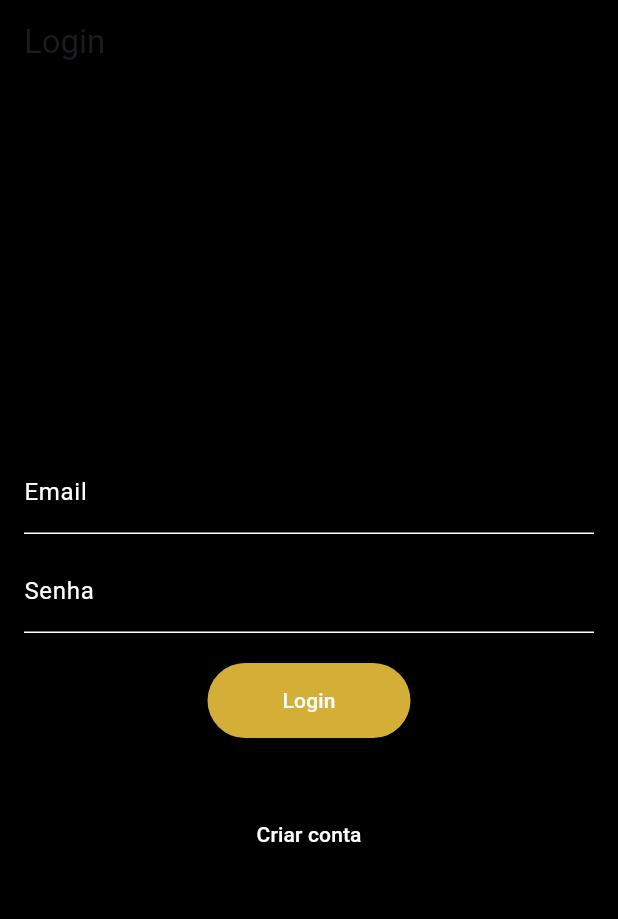
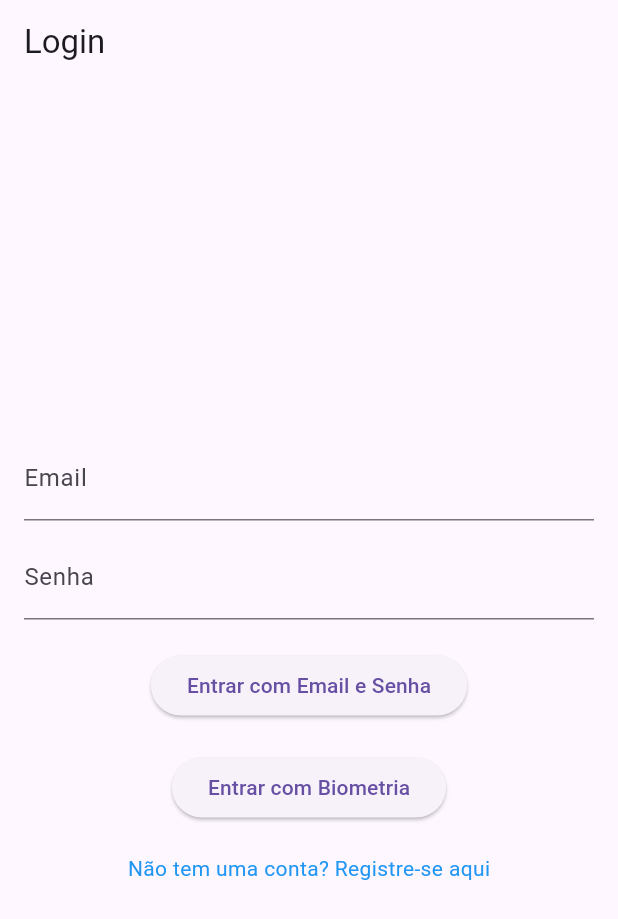
Before and after one commit to oliveiramarcelo12/AvaliacaoSomativaFlutter, a Flutter app: the screen it shows after launch, on a phone screen of 412 x 824 dp. Shown: the top 919 px of the screen. Run offline on Flutter 3.47's test engine with Material 3 defaults, Android fonts, the phone set to English and light mode, and no system bars; our stand-ins replace camera, cloud_firestore, firebase_auth, firebase_core, firebase_storage, geolocator and 3 more; accounts and stored records are empty.

Commit message:
12/11/24

```diff
--- a/app_registro_ponto/lib/screens/login_screen.dart
+++ b/app_registro_ponto/lib/screens/login_screen.dart
@@ -2,8 +2,8 @@ import 'package:flutter/material.dart';
 import 'package:firebase_auth/firebase_auth.dart';
 import 'package:local_auth/local_auth.dart';
 import 'package:shared_preferences/shared_preferences.dart';
-import 'home_screen.dart'; // Tela de destino após login
-import 'register_screen.dart'; // Tela de registro (Criar conta)
+import 'home_screen.dart';
+import 'register_screen.dart';
 
 class LoginScreen extends StatefulWidget {
   @override
@@ -13,180 +13,119 @@ class LoginScreen extends StatefulWidget {
 class _LoginScreenState extends State<LoginScreen> {
   final _emailController = TextEditingController();
   final _passwordController = TextEditingController();
+  final LocalAuthentication _localAuth = LocalAuthentication();
   String _errorMessage = '';
-  bool _isLoading = false;
-  final _localAuth = LocalAuthentication();
-  bool _isBiometricAvailable = false;
 
-  // Função para verificar suporte e disponibilidade de biometria
-  Future<void> _checkBiometrics() async {
+  // Função de login com email e senha
+  Future<void> _loginWithEmailAndPassword() async {
     try {
-      bool canCheckBiometrics = await _localAuth.canCheckBiometrics;
-      bool isDeviceSupported = await _localAuth.isDeviceSupported();
-      List<BiometricType> availableBiometrics = await _localAuth.getAvailableBiometrics();
+      if (_emailController.text.isEmpty || _passwordController.text.isEmpty) {
+        setState(() {
+          _errorMessage = 'Preencha ambos os campos.';
+        });
+        return;
+      }
 
+      // Tenta autenticar com Firebase Auth
+      await FirebaseAuth.instance.signInWithEmailAndPassword(
+        email: _emailController.text,
+        password: _passwordController.text,
+      );
+
+      // Salvar as credenciais no SharedPreferences
+      SharedPreferences prefs = await SharedPreferences.getInstance();
+      prefs.setString('email', _emailController.text);
+      prefs.setString('password', _passwordController.text);
+
+      print('Login com email e senha bem-sucedido!');
+      // Verificar se a biometria está vinculada
+      bool isBiometricLinked = prefs.getBool('isBiometricLinked') ?? false;
+      if (isBiometricLinked) {
+        // Autenticar com biometria
+        _loginWithBiometric();
+      } else {
+        // Navegar para a tela principal
+        Navigator.pushReplacementNamed(context, '/home');
+      }
+    } catch (e) {
+      print('Erro ao fazer login: $e');
       setState(() {
-        _isBiometricAvailable = canCheckBiometrics && isDeviceSupported && availableBiometrics.isNotEmpty;
-      });
-    } catch (e) {
-      setState(() {
-        _errorMessage = 'Erro ao verificar biometria: $e';
+        _errorMessage = 'Erro ao fazer login com email e senha.';
       });
     }
   }
 
-  // Função para login com email e senha
-  Future<void> _login() async {
-    setState(() {
-      _errorMessage = '';
-      _isLoading = true;
-    });
+  // Função para login com biometria
+  Future<void> _loginWithBiometric() async {
+    try {
+      SharedPreferences prefs = await SharedPreferences.getInstance();
+      String email = prefs.getString('email') ?? '';
+      String password = prefs.getString('password') ?? '';
 
-    if (_emailController.text.isEmpty || _passwordController.text.isEmpty) {
-      setState(() {
-        _errorMessage = 'Por favor, preencha todos os campos.';
-        _isLoading = false;
-      });
+      if (email.isEmpty || password.isEmpty) {
+        print('Email ou senha não encontrados.');
         return;
       }
 
-    if (!_emailController.text.contains('@')) {
-      setState(() {
-        _errorMessage = 'Por favor, insira um e-mail válido.';
-        _isLoading = false;
-      });
+      bool canAuthenticateWithBiometrics = await _localAuth.canCheckBiometrics;
+      if (!canAuthenticateWithBiometrics) {
+        _showErrorDialog('Biometria não está disponível neste dispositivo.');
         return;
       }
 
-    try {
-      UserCredential userCredential = await FirebaseAuth.instance.signInWithEmailAndPassword(
-        email: _emailController.text,
-        password: _passwordController.text,
+      bool authenticated = await _localAuth.authenticate(
+        localizedReason: 'Por favor, autentique-se para entrar',
+        options: const AuthenticationOptions(
+          stickyAuth: true,
+          useErrorDialogs: true,
+          sensitiveTransaction: true,
+        ),
       );
 
-      if (userCredential.user != null) {
-        // Verificar se a biometria está vinculada
-        bool isBiometricLinked = await _getBiometricPreference();
-
-        // Se não estiver vinculada e a biometria for suportada
-        if (!isBiometricLinked && _isBiometricAvailable) {
-          // Perguntar ao usuário se ele quer vincular a biometria
-          bool shouldLinkBiometrics = await _showBiometricLinkDialog();
-
-          if (shouldLinkBiometrics) {
-            await _linkBiometrics();
+      if (authenticated) {
+        print('Autenticação biométrica realizada.');
+        // Autenticação bem-sucedida com biometria, logar no Firebase
+        await FirebaseAuth.instance.signInWithEmailAndPassword(
+          email: email,
+          password: password,
+        );
+        Navigator.pushReplacementNamed(context, '/home');
+      } else {
+        _showErrorDialog('Falha na autenticação biométrica.');
+      }
+    } catch (e) {
+      print('Erro na autenticação biométrica: $e');
+      _showErrorDialog('Erro ao tentar autenticar com biometria.');
     }
   }
 
-        Navigator.pushReplacement(
-          context,
-          MaterialPageRoute(builder: (context) => HomeScreen()),
-        );
-      } else {
-        setState(() {
-          _errorMessage = 'Erro ao autenticar com Firebase';
-          _isLoading = false;
-        });
-      }
-    } catch (e) {
-      setState(() {
-        _errorMessage = 'Erro ao fazer login: $e';
-        _isLoading = false;
-      });
-    }
-  }
-
-  // Função para verificar se a biometria está vinculada ao usuário
-  Future<bool> _getBiometricPreference() async {
-    SharedPreferences prefs = await SharedPreferences.getInstance();
-    return prefs.getBool('biometricLinked') ?? false;
-  }
-
-  // Função para mostrar o diálogo perguntando ao usuário se deseja vincular a biometria
-  Future<bool> _showBiometricLinkDialog() async {
-    return await showDialog<bool>(
+  // Função para exibir um diálogo de erro
+  void _showErrorDialog(String message) {
+    showDialog(
       context: context,
-      builder: (context) => AlertDialog(
-        title: Text('Vincular Biometria'),
-        content: Text('Você deseja vincular a biometria à sua conta?'),
+      builder: (BuildContext context) {
+        return AlertDialog(
+          title: Text('Erro'),
+          content: Text(message),
           actions: <Widget>[
             TextButton(
               onPressed: () {
-              Navigator.of(context).pop(false); // Resposta 'Não'
+                Navigator.of(context).pop();
               },
-            child: Text('Não'),
-          ),
-          TextButton(
-            onPressed: () {
-              Navigator.of(context).pop(true); // Resposta 'Sim'
-            },
-            child: Text('Sim'),
+              child: Text('OK'),
             ),
           ],
-      ),
-    ) ?? false;
-  }
-
-  // Função para vincular a biometria
-  Future<void> _linkBiometrics() async {
-    SharedPreferences prefs = await SharedPreferences.getInstance();
-    await prefs.setBool('biometricLinked', true); // Marca a biometria como vinculada
-  }
-
-  // Função para autenticação biométrica
-  Future<void> _authenticateWithBiometrics() async {
-    bool isBiometricLinked = await _getBiometricPreference();
-
-    if (isBiometricLinked) {
-      try {
-        bool isAuthenticated = await _localAuth.authenticate(
-          localizedReason: 'Use sua biometria para fazer login.',
-          options: const AuthenticationOptions(
-            useErrorDialogs: true,
-            stickyAuth: true,
-          ),
         );
-
-        if (isAuthenticated) {
-          User? user = FirebaseAuth.instance.currentUser;
-
-          if (user != null) {
-            Navigator.pushReplacement(
-              context,
-              MaterialPageRoute(builder: (context) => HomeScreen()),
+      },
     );
-          } else {
-            setState(() {
-              _errorMessage = 'Falha na autenticação com biometria. Tente novamente.';
-            });
-          }
-        }
-      } catch (e) {
-        setState(() {
-          _errorMessage = 'Erro na autenticação biométrica: $e';
-        });
-      }
-    } else {
-      setState(() {
-        _errorMessage = 'Biometria não vinculada. Faça login com senha primeiro.';
-      });
-    }
-  }
-
-  @override
-  void initState() {
-    super.initState();
-    _checkBiometrics(); // Verificar a disponibilidade de biometria no dispositivo
   }
 
   @override
   Widget build(BuildContext context) {
     return Scaffold(
       appBar: AppBar(
-        title: Text("Login"),
-        backgroundColor: Colors.black,
+        title: Text('Login'),
       ),
-      backgroundColor: Colors.black,
       body: Padding(
         padding: const EdgeInsets.all(16.0),
         child: Column(
@@ -196,76 +135,40 @@ class _LoginScreenState extends State<LoginScreen> {
               controller: _emailController,
               decoration: InputDecoration(
                 labelText: 'Email',
-                labelStyle: TextStyle(color: Colors.white),
-                errorText: _errorMessage.contains('e-mail') ? _errorMessage : null,
-                enabledBorder: UnderlineInputBorder(
-                  borderSide: BorderSide(color: Colors.white),
+                errorText: _errorMessage.isNotEmpty ? _errorMessage : null,
               ),
-                focusedBorder: UnderlineInputBorder(
-                  borderSide: BorderSide(color: Colors.white),
-                ),
-              ),
-              style: TextStyle(color: Colors.white),
+              keyboardType: TextInputType.emailAddress,
             ),
             SizedBox(height: 10),
             TextField(
               controller: _passwordController,
               decoration: InputDecoration(
                 labelText: 'Senha',
-                labelStyle: TextStyle(color: Colors.white),
-                errorText: _errorMessage.contains('senha') ? _errorMessage : null,
-                enabledBorder: UnderlineInputBorder(
-                  borderSide: BorderSide(color: Colors.white),
-                ),
-                focusedBorder: UnderlineInputBorder(
-                  borderSide: BorderSide(color: Colors.white),
-                ),
+                errorText: _errorMessage.isNotEmpty ? _errorMessage : null,
               ),
               obscureText: true,
-              style: TextStyle(color: Colors.white),
             ),
             SizedBox(height: 20),
-            if (_errorMessage.isNotEmpty)
-              Padding(
-                padding: const EdgeInsets.only(bottom: 20),
-                child: Text(
-                  _errorMessage,
-                  style: TextStyle(color: Colors.red),
-                ),
-              ),
-            _isLoading
-                ? CircularProgressIndicator()
-                : ElevatedButton(
-                    onPressed: _login,
-                    style: ElevatedButton.styleFrom(
-                      foregroundColor: Colors.white,
-                      backgroundColor: Color(0xFFD4AF37),
-                      padding: EdgeInsets.symmetric(vertical: 15, horizontal: 50),
-                    ),
-                    child: Text('Login'),
+            ElevatedButton(
+              onPressed: _loginWithEmailAndPassword,
+              child: Text('Entrar com Email e Senha'),
             ),
             SizedBox(height: 20),
-            if (_isBiometricAvailable)
             ElevatedButton(
-                onPressed: _authenticateWithBiometrics,
-                style: ElevatedButton.styleFrom(
-                  foregroundColor: Colors.white,
-                  backgroundColor: Color(0xFFD4AF37),
-                  padding: EdgeInsets.symmetric(vertical: 15, horizontal: 50),
-                ),
-                child: Text('Usar biometria'),
+              onPressed: _loginWithBiometric,
+              child: Text('Entrar com Biometria'),
             ),
             SizedBox(height: 20),
-            TextButton(
-              onPressed: () {
-                Navigator.pushReplacement(
+            GestureDetector(
+              onTap: () {
+                Navigator.push(
                   context,
                   MaterialPageRoute(builder: (context) => RegisterScreen()),
                 );
               },
               child: Text(
-                'Criar conta',
-                style: TextStyle(color: Colors.white),
+                'Não tem uma conta? Registre-se aqui',
+                style: TextStyle(color: Colors.blue),
               ),
             ),
           ],
```
Lines whose indentation alone changed are shown as unchanged.
